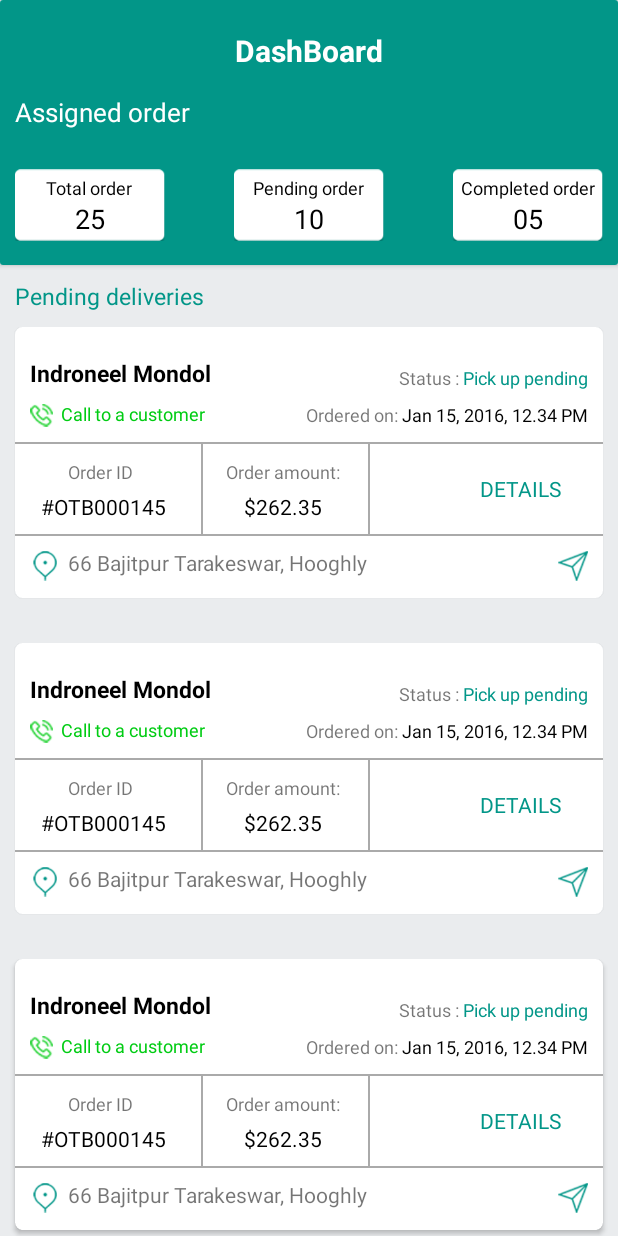
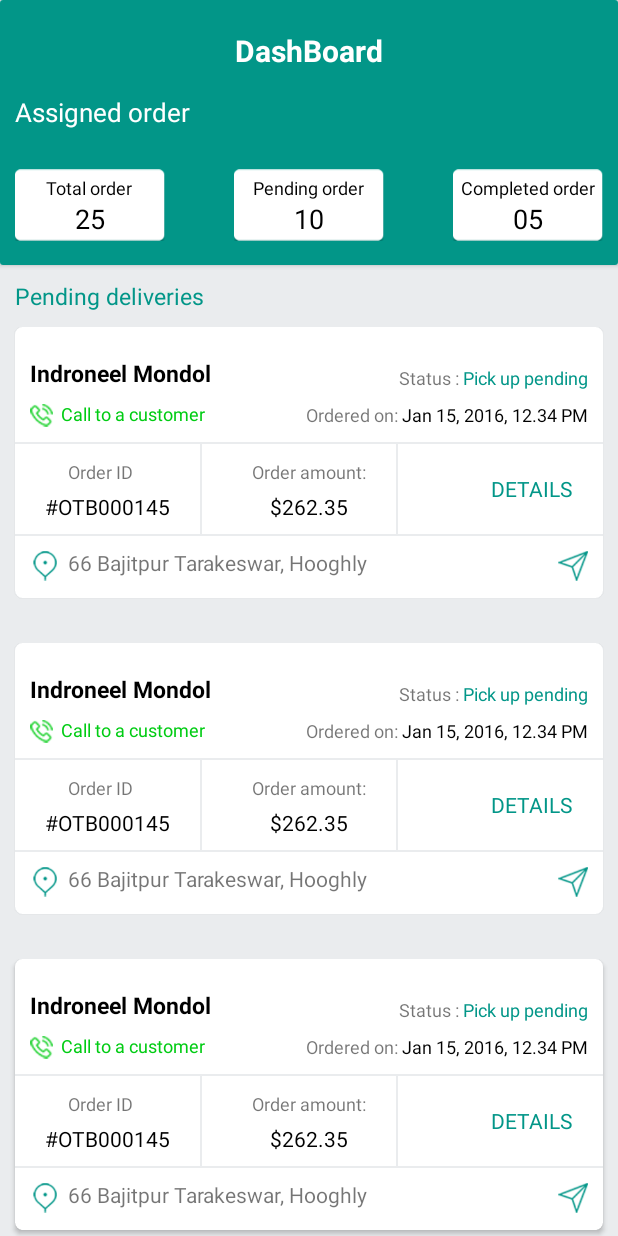
Before and after one commit to soumoq/Aribit-Project, an Android app: the HomeActivity screen opened directly, with no data from a screen before it, on a phone screen of 412 x 824 dp. Run offline under Robolectric (Android 15) with nearby library versions, the phone set to English and light mode, and no system bars.

Commit message:
new_way_2

```diff
--- a/app/src/main/res/layout/dashboard_list_view.xml
+++ b/app/src/main/res/layout/dashboard_list_view.xml
@@ -1,17 +1,17 @@
 <?xml version="1.0" encoding="utf-8"?>
 <RelativeLayout xmlns:android="http://schemas.android.com/apk/res/android"
+    xmlns:app="http://schemas.android.com/apk/res-auto"
     android:layout_width="match_parent"
-    android:layout_height="wrap_content"
-    xmlns:app="http://schemas.android.com/apk/res-auto">
+    android:layout_height="wrap_content">
 
     <androidx.cardview.widget.CardView
         android:id="@+id/up_card_view"
         android:layout_width="wrap_content"
         android:layout_height="wrap_content"
         android:layout_marginLeft="10dp"
-        app:cardCornerRadius="5dp"
         android:layout_marginRight="10dp"
-        android:layout_marginBottom="30dp">
+        android:layout_marginBottom="30dp"
+        app:cardCornerRadius="5dp">
 
         <RelativeLayout
             android:id="@+id/up_relative_layout"
@@ -92,13 +92,18 @@
                 android:text="Ordered on: "
                 android:textSize="12dp" />
 
+            <RelativeLayout
+                android:id="@+id/boc_rl"
+                android:layout_width="match_parent"
+                android:layout_height="wrap_content"
+                android:layout_below="@+id/call_image"
+                android:layout_marginTop="10dp">
+
                 <View
                     android:id="@+id/line_up"
                     android:layout_width="match_parent"
                     android:layout_height="1dp"
-                android:layout_below="@+id/call_image"
-                android:layout_marginTop="10dp"
-                android:background="@android:color/darker_gray" />
+                    android:background="#EAECEE" />
 
                 <TextView
                     android:id="@+id/order_id"
@@ -111,10 +116,11 @@
                     android:textSize="12dp" />
 
                 <TextView
+                    android:id="@+id/order_id_list"
                     android:layout_width="wrap_content"
                     android:layout_height="wrap_content"
                     android:layout_below="@+id/order_id"
-                android:layout_marginLeft="17dp"
+                    android:layout_marginLeft="20dp"
                     android:layout_marginTop="5dp"
                     android:text="#OTB000145"
                     android:textColor="#000000" />
@@ -124,18 +130,17 @@
                     android:layout_width="1dp"
                     android:layout_height="60dp"
                     android:layout_below="@+id/line_up"
-                android:layout_marginLeft="45dp"
-                android:layout_toRightOf="@+id/order_id"
-                android:background="@android:color/darker_gray" />
+                    android:layout_marginLeft="20dp"
+                    android:layout_toRightOf="@+id/order_id_list"
+                    android:background="#EAECEE" />
 
                 <TextView
                     android:id="@+id/order_amount"
                     android:layout_width="wrap_content"
                     android:layout_height="wrap_content"
                     android:layout_below="@+id/line_up"
-                android:layout_marginLeft="15dp"
                     android:layout_marginTop="10dp"
-                android:layout_toRightOf="@+id/v_line_1"
+                    android:layout_centerHorizontal="true"
                     android:text="Order amount:"
                     android:textSize="12dp" />
 
@@ -143,9 +148,8 @@
                     android:layout_width="wrap_content"
                     android:layout_height="wrap_content"
                     android:layout_below="@+id/order_amount"
-                android:layout_marginLeft="27dp"
+                    android:layout_centerHorizontal="true"
                     android:layout_marginTop="5dp"
-                android:layout_toRightOf="@+id/v_line_1"
                     android:text="$262.35"
                     android:textColor="#000000" />
 
@@ -154,18 +158,18 @@
                     android:layout_width="1dp"
                     android:layout_height="60dp"
                     android:layout_below="@+id/line_up"
-                android:layout_marginLeft="110dp"
-                android:layout_toRightOf="@+id/v_line_1"
-                android:background="@android:color/darker_gray" />
+                    android:layout_marginLeft="20dp"
+                    android:layout_toRightOf="@+id/order_amount"
+                    android:background="#EAECEE" />
 
                 <TextView
                     android:id="@+id/details_user"
                     android:layout_width="wrap_content"
                     android:layout_height="wrap_content"
-                android:layout_below="@id/line_up"
+                    android:layout_marginTop="20dp"
+                    android:layout_centerVertical="true"
                     android:layout_alignParentRight="true"
-                android:layout_marginTop="20dp"
-                android:layout_marginRight="27dp"
+                    android:layout_marginRight="20dp"
                     android:text="DETAILS"
                     android:textColor="#029688" />
 
@@ -174,13 +178,15 @@
                     android:layout_width="match_parent"
                     android:layout_height="1dp"
                     android:layout_below="@+id/v_line_1"
-                android:background="@android:color/darker_gray" />
+                    android:background="#EAECEE" />
+
+            </RelativeLayout>
 
             <ImageView
                 android:id="@+id/image_location"
                 android:layout_width="20dp"
                 android:layout_height="20dp"
-                android:layout_below="@+id/line_down"
+                android:layout_below="@+id/boc_rl"
                 android:layout_marginLeft="10dp"
                 android:layout_marginTop="10dp"
                 android:src="@drawable/location" />
@@ -188,7 +194,7 @@
             <TextView
                 android:layout_width="wrap_content"
                 android:layout_height="wrap_content"
-                android:layout_below="@+id/line_down"
+                android:layout_below="@+id/boc_rl"
                 android:layout_marginLeft="5dp"
                 android:layout_marginTop="8dp"
                 android:layout_toRightOf="@+id/image_location"
@@ -197,11 +203,11 @@
             <ImageView
                 android:layout_width="20dp"
                 android:layout_height="20dp"
-                android:src="@drawable/message"
+                android:layout_below="@+id/boc_rl"
                 android:layout_alignParentRight="true"
-                android:layout_below="@+id/line_down"
                 android:layout_marginTop="10dp"
-                android:layout_marginRight="10dp"/>
+                android:layout_marginRight="10dp"
+                android:src="@drawable/message" />
         </RelativeLayout>
     </androidx.cardview.widget.CardView>
 </RelativeLayout>
```
Lines whose indentation alone changed are shown as unchanged.
